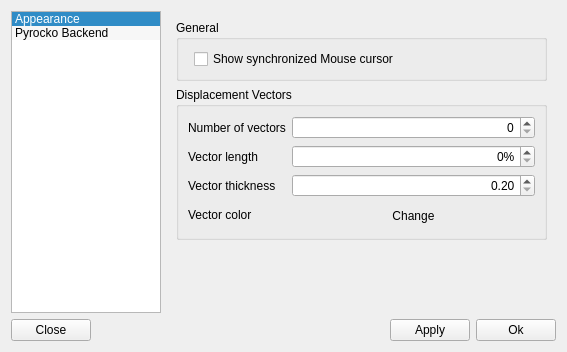
pyrocko/kite, file src/talpa/res/dialog_config.ui: the form before one commit.
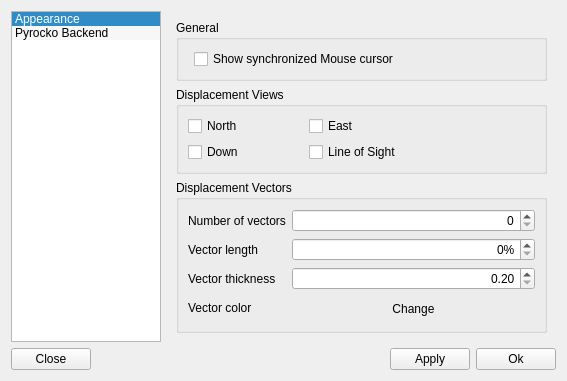
The form after the commit.

Commit message: Talpa: Added configurabel displacement views

Diff of the .ui file:
```diff
--- a/src/talpa/res/dialog_config.ui
+++ b/src/talpa/res/dialog_config.ui
@@ -95,6 +95,124 @@
            </layout>
           </widget>
          </item>
+         <item>
+          <widget class="QGroupBox" name="groupBox_4">
+           <property name="title">
+            <string>Displacement Views</string>
+           </property>
+           <property name="flat">
+            <bool>false</bool>
+           </property>
+           <property name="checkable">
+            <bool>false</bool>
+           </property>
+           <layout class="QFormLayout" name="formLayout_4">
+            <property name="sizeConstraint">
+             <enum>QLayout::SetDefaultConstraint</enum>
+            </property>
+            <property name="fieldGrowthPolicy">
+             <enum>QFormLayout::ExpandingFieldsGrow</enum>
+            </property>
+            <property name="labelAlignment">
+             <set>Qt::AlignLeading|Qt::AlignLeft|Qt::AlignVCenter</set>
+            </property>
+            <property name="formAlignment">
+             <set>Qt::AlignJustify|Qt::AlignTop</set>
+            </property>
+            <property name="horizontalSpacing">
+             <number>65</number>
+            </property>
+            <item row="0" column="0">
+             <widget class="QCheckBox" name="view_north">
+              <property name="sizePolicy">
+               <sizepolicy hsizetype="Preferred" vsizetype="Fixed">
+                <horstretch>0</horstretch>
+                <verstretch>0</verstretch>
+               </sizepolicy>
+              </property>
+              <property name="minimumSize">
+               <size>
+                <width>0</width>
+                <height>0</height>
+               </size>
+              </property>
+              <property name="text">
+               <string>North</string>
+              </property>
+             </widget>
+            </item>
+            <item row="0" column="1">
+             <widget class="QCheckBox" name="view_east">
+              <property name="sizePolicy">
+               <sizepolicy hsizetype="Preferred" vsizetype="Fixed">
+                <horstretch>0</horstretch>
+                <verstretch>0</verstretch>
+               </sizepolicy>
+              </property>
+              <property name="minimumSize">
+               <size>
+                <width>0</width>
+                <height>0</height>
+               </size>
+              </property>
+              <property name="text">
+               <string>East</string>
+              </property>
+             </widget>
+            </item>
+            <item row="1" column="0">
+             <widget class="QCheckBox" name="view_down">
+              <property name="sizePolicy">
+               <sizepolicy hsizetype="Preferred" vsizetype="Fixed">
+                <horstretch>0</horstretch>
+                <verstretch>0</verstretch>
+               </sizepolicy>
+              </property>
+              <property name="minimumSize">
+               <size>
+                <width>0</width>
+                <height>0</height>
+               </size>
+              </property>
+              <property name="sizeIncrement">
+               <size>
+                <width>0</width>
+                <height>0</height>
+               </size>
+              </property>
+              <property name="baseSize">
+               <size>
+                <width>0</width>
+                <height>0</height>
+               </size>
+              </property>
+              <property name="text">
+               <string>Down</string>
+              </property>
+             </widget>
+            </item>
+            <item row="1" column="1">
+             <widget class="QCheckBox" name="view_los">
+              <property name="sizePolicy">
+               <sizepolicy hsizetype="Preferred" vsizetype="Fixed">
+                <horstretch>0</horstretch>
+                <verstretch>0</verstretch>
+               </sizepolicy>
+              </property>
+              <property name="minimumSize">
+               <size>
+                <width>0</width>
+                <height>0</height>
+               </size>
+              </property>
+              <property name="text">
+               <string>Line of Sight</string>
+              </property>
+             </widget>
+            </item>
+           </layout>
+          </widget>
+         </item>
          <item>
           <widget class="QGroupBox" name="groupBox">
            <property name="sizePolicy">
```
Left out of the diff: 5 changed lines with no effect on the pictures. The commit also changes 2 other files.
